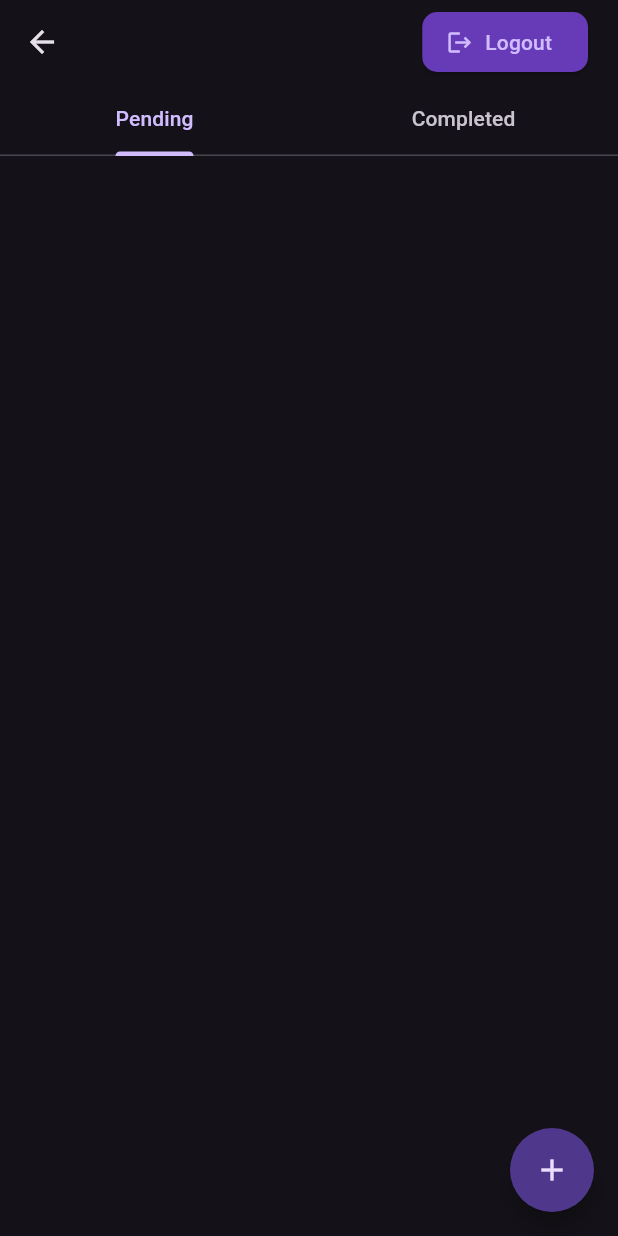
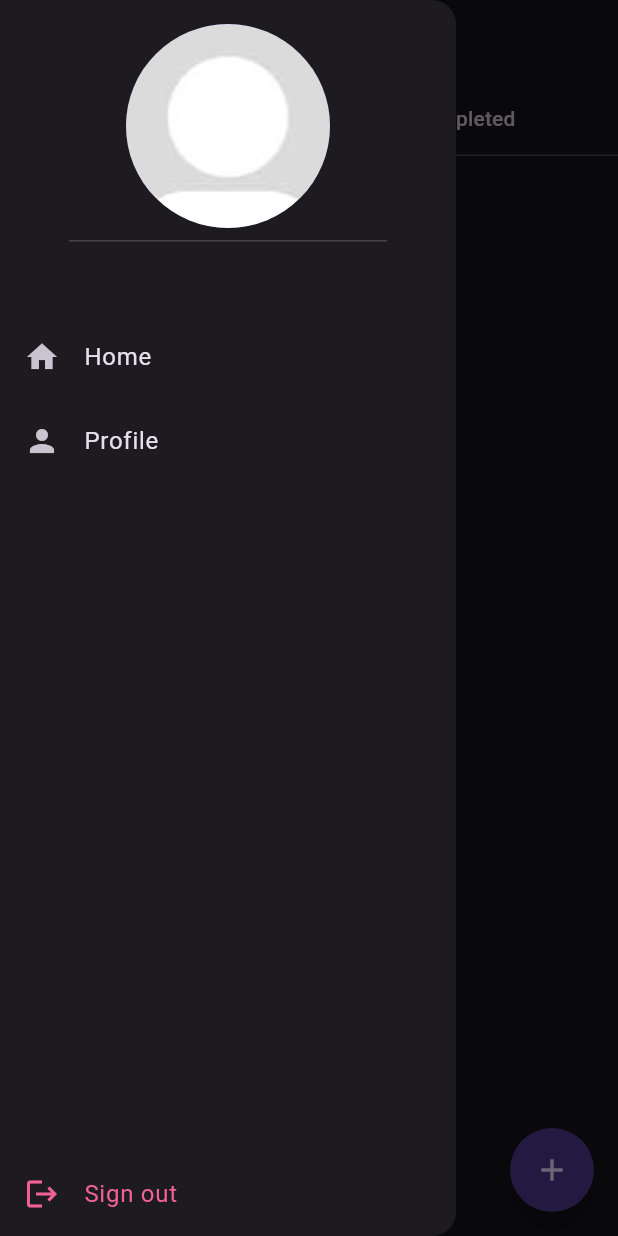
Before and after one commit to harsh17303/flutter-notpad, a Flutter app: the NotePage screen opened directly, with the side drawer open (before the commit the screen has no drawer), on a phone screen of 412 x 824 dp. Run offline on Flutter 3.47's test engine with Material 3 defaults, Android fonts, the phone set to English and light mode, and no system bars; our stand-ins replace image_picker, shared_preferences, sqflite; accounts and stored records are empty.

Commit message:
Profil pic completed

```diff
--- a/notes_app/lib/JsonModels/users.dart
+++ b/notes_app/lib/JsonModels/users.dart
@@ -1,27 +1,29 @@
-//In here first we create the users json model
-// To parse this JSON data, do
-//
-
 class Users {
   final int? usrId;
   final String usrName;
   final String usrPassword;
+  final String profilepicUrl; // New attribute
 
   Users({
     this.usrId,
     required this.usrName,
     required this.usrPassword,
+    this.profilepicUrl = '', // Default value
   });
 
+  // Convert Map to Users
   factory Users.fromMap(Map<String, dynamic> json) => Users(
     usrId: json["usrId"],
     usrName: json["usrName"],
     usrPassword: json["usrPassword"],
+    profilepicUrl: json["profilepic_url"] ?? '', // Handle default value
   );
 
+  // Convert Users to Map
   Map<String, dynamic> toMap() => {
     "usrId": usrId,
     "usrName": usrName,
     "usrPassword": usrPassword,
+    "profilepic_url": profilepicUrl, // Include new attribute
   };
 }
--- /dev/null
+++ b/notes_app/lib/view/navbar.dart
@@ -0,0 +1,117 @@
+import 'dart:io';
+
+import 'package:flutter/material.dart';
+import 'package:notes_app/SQLite/sqlite.dart';
+import 'package:notes_app/view/login_page.dart';
+import 'package:notes_app/view/profile_page.dart';
+import 'package:shared_preferences/shared_preferences.dart';
+
+class Navbar extends StatefulWidget {
+  const Navbar({super.key});
+
+  @override
+  State<Navbar> createState() => _NavbarState();
+}
+
+class _NavbarState extends State<Navbar> {
+  final DatabaseHelper dbHelper = DatabaseHelper();
+  String? username;
+
+  // String path =
+  //     "https://images.ctfassets.net/h6goo9gw1hh6/2sNZtFAWOdP1lmQ33VwRN3/24e953b920a9cd0ff2e1d587742a2472/1-intro-photo-final.jpg?w=1200&h=992&q=70&fm=webp";
+
+  String picPath = "";
+
+
+  @override
+  void initState() {
+    super.initState();
+    fetchAndDisplayUsername().then((value) {
+      fetchProfilePic();
+    },);
+  }
+
+  Future<void> fetchAndDisplayUsername() async {
+    SharedPreferences prefs = await SharedPreferences.getInstance();
+    String? storedUsername = prefs.getString('username');
+
+    setState(() {
+      username = storedUsername ?? "Username not found";
+    });
+  }
+
+  Future<void> logout(BuildContext context) async {
+    var sharedPref = await SharedPreferences.getInstance();
+    sharedPref.clear(); // Clear all shared preferences
+
+    Navigator.pushAndRemoveUntil(
+      context,
+      MaterialPageRoute(builder: (context) => const LoginPage()),
+          (Route<dynamic> route) => false,
+    );
+  }
+
+  Future<void> fetchProfilePic() async {
+    if (username != null) {
+      String? profilePicUrl = await dbHelper.fetchProfilePic(username!);
+      setState(() {
+        picPath = profilePicUrl ?? "";
+        print('picPath $picPath');
+      });
+    }
+  }
+
+  @override
+  Widget build(BuildContext context) {
+    return Drawer(
+      child: Column(
+        mainAxisAlignment: MainAxisAlignment.spaceBetween,
+        children: [
+          Column(
+            children: [
+              DrawerHeader(
+                child: Container(
+                    width: 180.0,
+                    height: 180.0,
+                    child: CircleAvatar(
+                      backgroundImage: picPath.isNotEmpty
+                          ? FileImage(File(picPath))
+                          : AssetImage('assets/image/defaultProfile.jpeg') as ImageProvider,
+                    ),
+                  ),
+                ),
+
+              Text(username ?? 'Username not found!'),
+              SizedBox(height: 20,),
+              ListTile(
+                leading: const Icon(Icons.home),
+                title: const Text("Home"),
+                onTap: () {
+                  Navigator.of(context).pop();
+                },
+              ),
+              ListTile(
+                leading: const Icon(Icons.person),
+                title: const Text("Profile"),
+                onTap: () {
+                  Navigator.of(context).push(
+                      MaterialPageRoute(builder: (context) => const ProfilePage()));
+                },
+              ),
+            ],
+          ),
+          ListTile(
+            leading: Icon(Icons.logout, color: Colors.pink.shade300),
+            title: Text(
+              "Sign out",
+              style: TextStyle(color: Colors.pink.shade300),
+            ),
+            onTap: () {
+              logout(context);
+            },
+          ),
+        ],
+      ),
+    );
+  }
+}
--- a/notes_app/lib/view/note_page.dart
+++ b/notes_app/lib/view/note_page.dart
@@ -1,9 +1,12 @@
 // import 'package:dio/dio.dart';
+import 'package:flutter/animation.dart';
 import 'package:flutter/material.dart';
 import 'package:notes_app/JsonModels/note_model.dart';
 import 'package:notes_app/SQLite/sqlite.dart';
 import 'package:notes_app/view/craeteNote_page.dart';
 import 'package:notes_app/view/login_page.dart';
+import 'package:notes_app/view/navbar.dart';
+import 'package:path/path.dart';
 import 'package:shared_preferences/shared_preferences.dart';
 
 // import '../JsonModels/note_list.dart';
@@ -139,7 +142,7 @@ class _NotePageState extends State<NotePage> {
     }
   }
 
-  Future<void> logout() async {
+  Future<void> logout(BuildContext context) async {
     var sharedPref = await SharedPreferences.getInstance();
     sharedPref.clear(); // Clear all shared preferences
 
@@ -160,20 +163,21 @@ class _NotePageState extends State<NotePage> {
         length: 2,
         child: Scaffold(
           appBar: AppBar(
-            title: Text(username),
+            title: Text('Keeps Note'),
+            // title: Text(username),
             centerTitle: false,
             actions: [
-              ElevatedButton.icon(
-                style: ElevatedButton.styleFrom(
-                  shape: const RoundedRectangleBorder(
-                    borderRadius: BorderRadius.all(Radius.circular(10)),
-                  ),
-                  backgroundColor: Colors.deepPurple,
-                ),
-                onPressed: logout,
-                label: const Text("Logout"),
-                icon: const Icon(Icons.logout),
-              ),
+              // ElevatedButton.icon(
+              //   style: ElevatedButton.styleFrom(
+              //     shape: const RoundedRectangleBorder(
+              //       borderRadius: BorderRadius.all(Radius.circular(10)),
+              //     ),
+              //     backgroundColor: Colors.deepPurple,
+              //   ),
+              //   onPressed: (){logout(context);},
+              //   label: const Text("Logout"),
+              //   icon: const Icon(Icons.logout),
+              // ),
               const Padding(padding: EdgeInsets.symmetric(horizontal: 10))
             ],
             bottom: const TabBar(
@@ -183,6 +187,7 @@ class _NotePageState extends State<NotePage> {
               ],
             ),
           ),
+          drawer: Navbar(),
           body: TabBarView(
             children: [
               _buildNoteList(_pendingNotes),
--- a/notes_app/lib/view/splash_page.dart
+++ b/notes_app/lib/view/splash_page.dart
@@ -23,7 +23,7 @@ class SplashPageState extends State<SplashPage> {
     return Scaffold(
       body: Container(
         color: Colors.black,
-        child: Center(
+        child: const Center(
           child: Text(
             "Hi there",
             style: TextStyle(fontSize: 30, color: Colors.white),
--- a/notes_app/pubspec.yaml
+++ b/notes_app/pubspec.yaml
@@ -35,6 +35,7 @@ dependencies:
   # Use with the CupertinoIcons class for iOS style icons.
   cupertino_icons: ^1.0.6
 
+  image_picker: ^1.1.2
   json_serializable: ^6.8.0
   dio: ^5.6.0
   flutter_slidable: ^3.1.1
@@ -61,6 +62,10 @@ dev_dependencies:
 
 # The following section is specific to Flutter packages.
 flutter:
+  assets:
+    - assets/image/DrawerImg.jpg
+    - assets/image/drawerImg1.jpg
+    - assets/image/defaultProfile.jpeg
   # The following line ensures that the Material Icons font is
   # included with your application, so that you can use the icons in
   # the material Icons class.
```
Also changed, not shown: notes_app/lib/SQLite/sqlite.dart (+56 -22 lines), notes_app/lib/view/profile_page.dart (added, +155 -0 lines), notes_app/assets/image/DrawerImg.jpg (added), notes_app/assets/image/defaultProfile.jpeg (added), notes_app/assets/image/drawerImg1.jpg (added), notes_app/pubspec.lock, 5 other files. Lines whose indentation alone changed are shown as unchanged.
